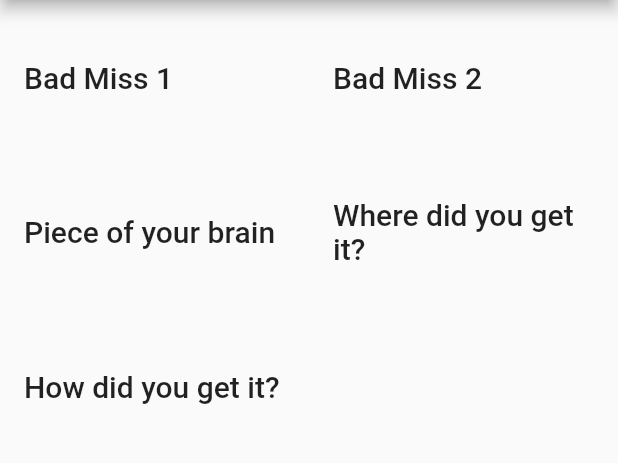
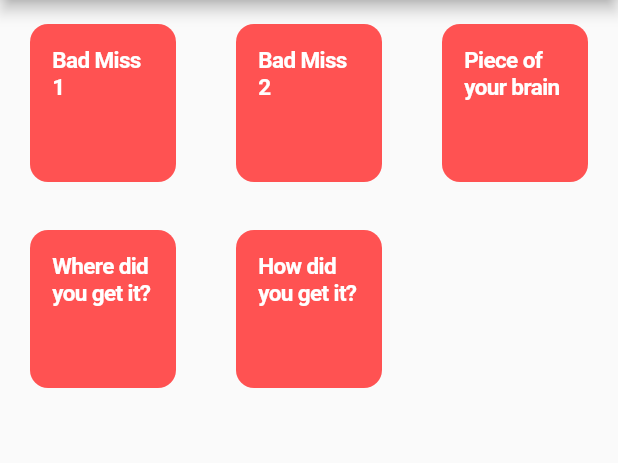
Before and after one commit to mdr/pocket-scat, a Flutter app: the screen it shows after launch, on a phone screen of 412 x 824 dp, the part 84-547 px from its top. Run offline on Flutter 3.47's test engine with Material 2 defaults, Android fonts, the phone set to English and light mode, and no system bars; our stand-ins replace audioplayers; missing offline and left inert: dart_random_choice.

Commit message:
Images asset dir, switch to nicer buttons (whilst there are no images)

```diff
--- a/lib/main.dart
+++ b/lib/main.dart
@@ -1,5 +1,6 @@
 import 'package:audioplayers/audio_cache.dart';
 import 'package:audioplayers/audioplayers.dart';
+import 'package:flutter/cupertino.dart';
 import 'package:flutter/material.dart';
 import 'package:pocket_scat/util/Quote.dart';
 import 'package:pocket_scat/util/QuotesList.dart';
@@ -62,18 +63,31 @@ class QuoteState extends State<QuotesWidget> {
             ],
           ),
           body: GridView.count(
-              crossAxisCount: 2,
-              childAspectRatio: 2,
+              crossAxisCount: 3,
+              childAspectRatio: 1,
+              padding: const EdgeInsets.all(0),
               children: filteredQuotes
-                  .map((quote) => Center(
-                        child: ListTile(
-                            title: Text(
-                              '${quote.name}',
-                              style: Theme.of(context).textTheme.title,
+                  .map((quote) => CupertinoButton(
+                        child: Container(
+                          height: 200,
+                          decoration: BoxDecoration(
+                            color: Colors.redAccent,
+                            borderRadius: BorderRadius.circular(12),
+                          ),
+                          child: Container(
+                            margin: EdgeInsets.fromLTRB(15, 15, 15, 0),
+                            child: Text(
+                              quote.name,
+                              style: TextStyle(
+                                  color: Colors.white,
+                                  fontSize: 15,
+                                  fontWeight: FontWeight.w600),
                             ),
-                            onTap: () {
-                              playQuote(quote.filename);
-                            }),
+                          ),
+                        ),
+                        onPressed: () {
+                          playQuote(quote.filename);
+                        },
                       ))
                   .toList())),
     );
--- a/pubspec.yaml
+++ b/pubspec.yaml
@@ -23,3 +23,4 @@ flutter:
   uses-material-design: true
   assets:
    - assets/
+   - assets/images/
```
